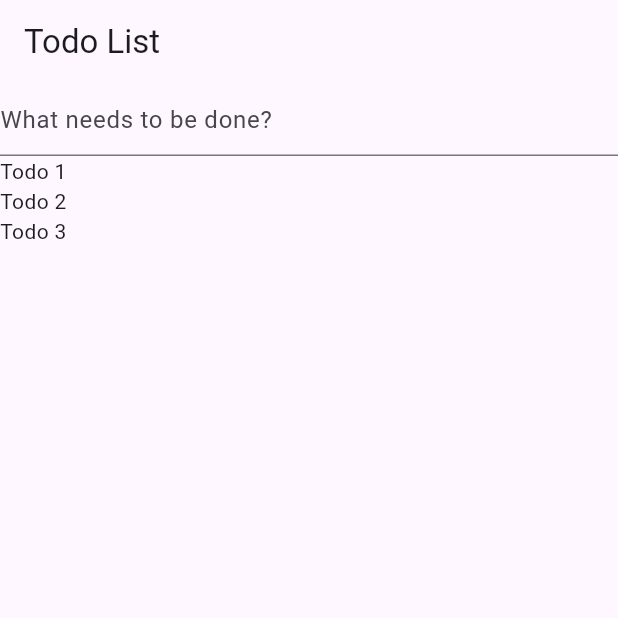
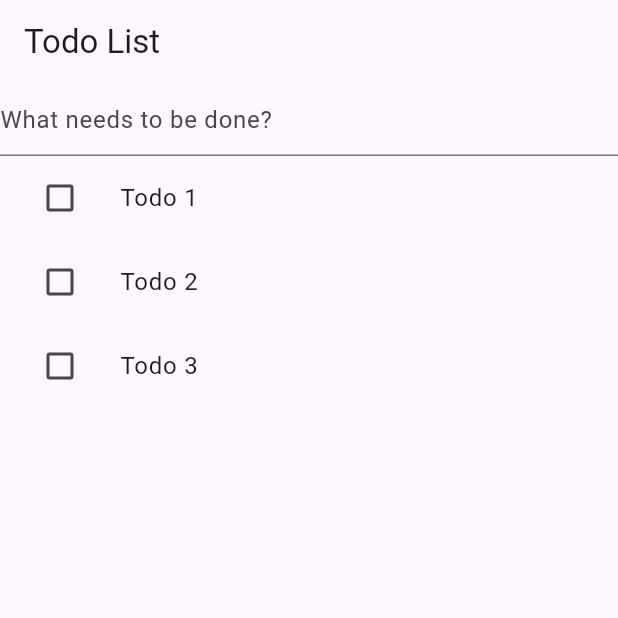
Before and after one commit to kywsta/todo_sample, a Flutter app: the screen it shows after launch, on a phone screen of 412 x 824 dp, the top half of it. Run offline on Flutter 3.47's test engine with Material 3 defaults, Android fonts, the light colour scheme and no system bars; our stand-ins replace flutter_riverpod, riverpod_annotation; generated files the repository leaves out were written again.

Commit message:
Improve todo list repo and provider. Add todo list view and list tile widget.

```diff
--- /dev/null
+++ b/lib/views/todo_list_view.dart
@@ -0,0 +1,51 @@
+import 'package:flutter/material.dart';
+import 'package:flutter_riverpod/flutter_riverpod.dart';
+import 'package:todo_sample/models/todo.dart';
+
+class TodoListView extends ConsumerWidget {
+  const TodoListView({super.key});
+
+  @override
+  Widget build(BuildContext context, WidgetRef ref) {
+    final todoList = ref.watch(todoListProvider);
+
+    return todoList.when(
+      data: (todos) => ListView.builder(
+        itemCount: todos.length,
+        itemBuilder: (context, index) {
+          debugPrint("Building: ${todos[index].title}");
+
+          return Dismissible(
+            key: ValueKey(todos[index].id),
+            child: TodoListTile(todo: todos[index]),
+          );
+        },
+      ),
+      loading: () => const Center(child: CircularProgressIndicator()),
+      error: (error, stackTrace) =>
+          Center(child: Text("Oops! Something went wrong.")),
+    );
+  }
+}
+
+class TodoListTile extends ConsumerWidget {
+  final Todo todo;
+
+  const TodoListTile({super.key, required this.todo});
+
+  @override
+  Widget build(BuildContext context, WidgetRef ref) {
+    debugPrint("Building List Tile: ${todo.title}");
+
+    return Material(
+      child: ListTile(
+        title: Text(todo.title),
+        leading: Checkbox(
+          value: todo.isDone,
+          onChanged: (value) =>
+              ref.read(todoListProvider.notifier).toggleTodo(todo.id),
+        ),
+      ),
+    );
+  }
+}
--- a/lib/views/todo_page.dart
+++ b/lib/views/todo_page.dart
@@ -1,6 +1,7 @@
 import 'package:flutter/material.dart';
 import 'package:flutter_riverpod/flutter_riverpod.dart';
 import 'package:todo_sample/models/todo.dart';
+import 'package:todo_sample/views/todo_list_view.dart';
 
 class TodoPage extends ConsumerStatefulWidget {
   const TodoPage({super.key});
@@ -38,7 +39,7 @@ class _TodoPageState extends ConsumerState<TodoPage> {
   }
 
   Widget _buildTodoList() {
-    return TodoList();
+    return TodoListView();
   }
 
   void _addTodo() {
@@ -47,25 +48,3 @@ class _TodoPageState extends ConsumerState<TodoPage> {
     _textEditingController.clear();
   }
 }
-
-class TodoList extends ConsumerWidget {
-  const TodoList({super.key});
-
-  @override
-  Widget build(BuildContext context, WidgetRef ref) {
-    final todoList = ref.watch(todoListProvider);
-
-    return todoList.when(
-      data: (todos) => ListView.builder(
-        itemCount: todos.length,
-        itemBuilder: (context, index) {
-          debugPrint("Building: ${todos[index].title}");
-          return Text(todos[index].title);
-        },
-      ),
-      loading: () => const Center(child: CircularProgressIndicator()),
-      error: (error, stackTrace) =>
-          Center(child: Text("Oops! Something went wrong.")),
-    );
-  }
-}
```
Also changed, not shown: lib/models/todo.dart (+8 -4 lines), lib/repositories/in_memory_todo_repository.dart (+7 -6 lines), lib/models/todo.g.dart.
